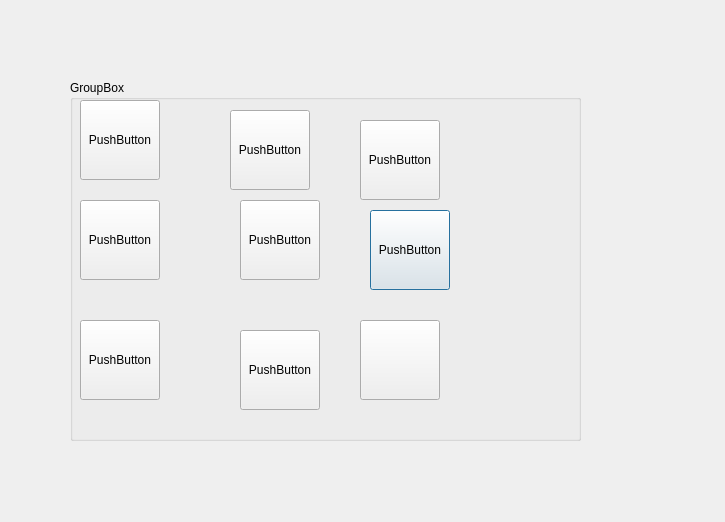
AHMED-ABDELLATIF56/Advanced-Tic-Tac-Toe, file GUI/ai.ui: the form before one commit.
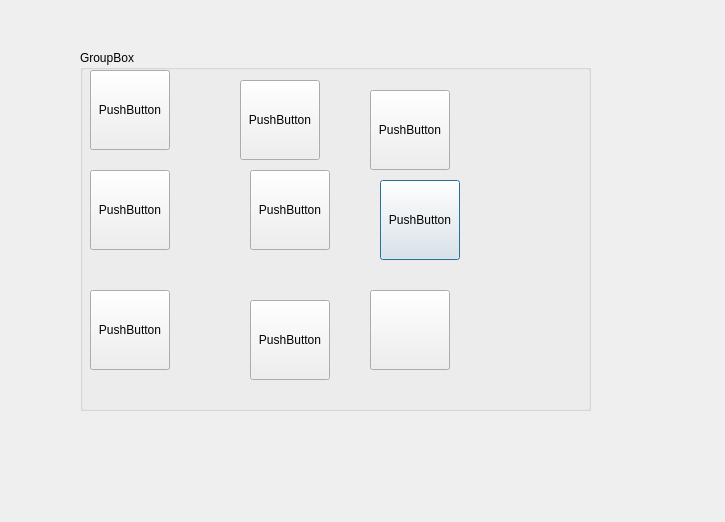
The form after the commit.

```diff
--- a/GUI/ai.ui
+++ b/GUI/ai.ui
@@ -16,8 +16,8 @@
   <widget class="QGroupBox" name="groupBox">
    <property name="geometry">
     <rect>
-     <x>70</x>
-     <y>80</y>
+     <x>80</x>
+     <y>50</y>
      <width>511</width>
      <height>361</height>
     </rect>
```
